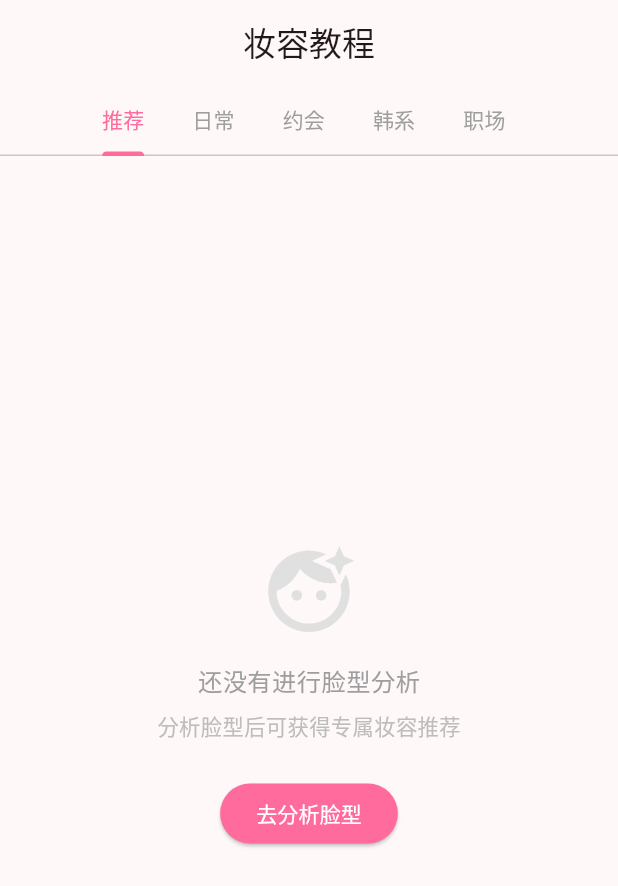
After one commit to Junior-Mandy888/beauty-advisor, a Flutter app: the MakeupTutorialScreen screen opened by its route, on a phone screen of 412 x 824 dp. The commit adds this screen. Shown: the top 886 px of the screen. Run offline on Flutter 3.47's test engine with Material 3 defaults, Android fonts, the phone set to English and light mode, and no system bars; our stand-ins replace cached_network_image, dio, flutter_screenutil, go_router, image_picker, shared_preferences and 1 more; accounts and stored records are empty.

Commit message:
Add makeup tutorial feature with step-by-step guides

```diff
--- /dev/null
+++ b/lib/models/makeup_tutorial.dart
@@ -0,0 +1,119 @@
+import 'package:flutter/foundation.dart';
+
+/// 妆容风格
+enum MakeupStyle {
+  daily,      // 日常妆
+  natural,    // 裸妆
+  office,     // 职场妆
+  date,       // 约会妆
+  party,      // 派对妆
+  wedding,    // 新娘妆
+  korean,     // 韩妆
+  japanese,   // 日妆
+  western,    // 欧美妆
+}
+
+/// 妆容步骤
+class MakeupStep {
+  final int order;
+  final String title;
+  final String description;
+  final String? imageUrl;
+  final String? productRecommendation;
+  final int durationMinutes;
+
+  const MakeupStep({
+    required this.order,
+    required this.title,
+    required this.description,
+    this.imageUrl,
+    this.productRecommendation,
+    this.durationMinutes = 2,
+  });
+
+  factory MakeupStep.fromJson(Map<String, dynamic> json) {
+    return MakeupStep(
+      order: json['order'] as int,
+      title: json['title'] as String,
+      description: json['description'] as String,
+      imageUrl: json['image_url'] as String?,
+      productRecommendation: json['product_recommendation'] as String?,
+      durationMinutes: json['duration_minutes'] as int? ?? 2,
+    );
+  }
+}
+
+/// 妆容教程
+class MakeupTutorial {
+  final String id;
+  final String name;
+  final String description;
+  final String coverImageUrl;
+  final MakeupStyle style;
+  final List<String> suitableFaceShapes;
+  final List<MakeupStep> steps;
+  final int totalDuration;
+  final int difficulty;
+  final List<String> products;
+  final String? videoUrl;
+  final int popularity;
+  final double rating;
+
+  const MakeupTutorial({
+    required this.id,
+    required this.name,
+    required this.description,
+    required this.coverImageUrl,
+    required this.style,
+    this.suitableFaceShapes = const [],
+    this.steps = const [],
+    this.totalDuration = 15,
+    this.difficulty = 2,
+    this.products = const [],
+    this.videoUrl,
+    this.popularity = 0,
+    this.rating = 4.5,
+  });
+
+  bool isSuitableFor(String faceShape) {
+    return suitableFaceShapes.contains(faceShape) ||
+           suitableFaceShapes.contains('all');
+  }
+
+  String get styleName {
+    switch (style) {
+      case MakeupStyle.daily: return '日常妆';
+      case MakeupStyle.natural: return '裸妆';
+      case MakeupStyle.office: return '职场妆';
+      case MakeupStyle.date: return '约会妆';
+      case MakeupStyle.party: return '派对妆';
+      case MakeupStyle.wedding: return '新娘妆';
+      case MakeupStyle.korean: return '韩妆';
+      case MakeupStyle.japanese: return '日妆';
+      case MakeupStyle.western: return '欧美妆';
+    }
+  }
+
+  factory MakeupTutorial.fromJson(Map<String, dynamic> json) {
+    return MakeupTutorial(
+      id: json['id'] as String,
+      name: json['name'] as String,
+      description: json['description'] as String,
+      coverImageUrl: json['cover_image_url'] as String,
+      style: MakeupStyle.values.firstWhere(
+        (s) => s.name == json['style'],
+        orElse: () => MakeupStyle.daily,
+      ),
+      suitableFaceShapes: List<String>.from(json['suitable_face_shapes'] ?? []),
+      steps: (json['steps'] as List?)
+          ?.map((s) => MakeupStep.fromJson(s))
+          .toList() ?? [],
+      totalDuration: json['total_duration'] as int? ?? 15,
+      difficulty: json['difficulty'] as int? ?? 2,
+      products: List<String>.from(json['products'] ?? []),
+      videoUrl: json['video_url'] as String?,
+      popularity: json['popularity'] as int? ?? 0,
+      rating: json['rating'] != null ? (json['rating'] as num).toDouble() : 4.5,
+    );
+  }
+}
--- a/lib/router.dart
+++ b/lib/router.dart
@@ -8,6 +8,7 @@ import 'package:beauty_advisor/screens/wardrobe/wardrobe_screen.dart';
 import 'package:beauty_advisor/screens/onboarding/onboarding_screen.dart';
 import 'package:beauty_advisor/screens/membership/membership_screen.dart';
 import 'package:beauty_advisor/screens/hairstyle/hairstyle_screen.dart';
+import 'package:beauty_advisor/screens/makeup/makeup_tutorial_screen.dart';
 
 final appRouter = GoRouter(
   initialLocation: '/splash',
@@ -43,6 +44,11 @@ final appRouter = GoRouter(
       builder: (context, state) => const HairstyleScreen(),
     ),
     GoRoute(
+      path: '/makeup',
+      name: 'makeup',
+      builder: (context, state) => const MakeupTutorialScreen(),
+    ),
+    GoRoute(
       path: '/recommendation',
       name: 'recommendation',
       builder: (context, state) => const RecommendationScreen(),
--- /dev/null
+++ b/lib/screens/makeup/makeup_tutorial_screen.dart
@@ -0,0 +1,418 @@
+import 'package:flutter/material.dart';
+import 'package:flutter_screenutil/flutter_screenutil.dart';
+import 'package:provider/provider.dart';
+import 'package:cached_network_image/cached_network_image.dart';
+import 'package:beauty_advisor/models/makeup_tutorial.dart';
+import 'package:beauty_advisor/services/makeup_tutorial_service.dart';
+import 'package:beauty_advisor/providers/user_provider.dart';
+import 'package:beauty_advisor/widgets/loading_animation.dart';
+
+/// 妆容教程页面
+class MakeupTutorialScreen extends StatefulWidget {
+  const MakeupTutorialScreen({super.key});
+
+  @override
+  State<MakeupTutorialScreen> createState() => _MakeupTutorialScreenState();
+}
+
+class _MakeupTutorialScreenState extends State<MakeupTutorialScreen> with SingleTickerProviderStateMixin {
+  late TabController _tabController;
+  List<MakeupTutorial> _recommendedTutorials = [];
+  List<MakeupTutorial> _allTutorials = [];
+  bool _isLoading = true;
+  String? _userFaceShape;
+
+  @override
+  void initState() {
+    super.initState();
+    _tabController = TabController(length: 5, vsync: this);
+    _loadData();
+  }
+
+  @override
+  void dispose() {
+    _tabController.dispose();
+    super.dispose();
+  }
+
+  Future<void> _loadData() async {
+    final userProvider = context.read<UserProvider>();
+    _userFaceShape = userProvider.faceShape;
+
+    setState(() => _isLoading = true);
+
+    try {
+      _allTutorials = await MakeupTutorialService().getPopularTutorials();
+
+      if (_userFaceShape != null) {
+        _recommendedTutorials = await MakeupTutorialService().getRecommendedTutorials(_userFaceShape!);
+      }
+    } catch (e) {
+      debugPrint('加载妆容教程失败: $e');
+    }
+
+    setState(() => _isLoading = false);
+  }
+
+  @override
+  Widget build(BuildContext context) {
+    return Scaffold(
+      appBar: AppBar(
+        title: const Text('妆容教程'),
+        bottom: TabBar(
+          controller: _tabController,
+          isScrollable: true,
+          labelColor: const Color(0xFFFF6B9D),
+          unselectedLabelColor: Colors.grey,
+          indicatorColor: const Color(0xFFFF6B9D),
+          tabs: const [
+            Tab(text: '推荐'),
+            Tab(text: '日常'),
+            Tab(text: '约会'),
+            Tab(text: '韩系'),
+            Tab(text: '职场'),
+          ],
+        ),
+      ),
+      body: _isLoading
+          ? const Center(child: BrandLoadingIndicator(size: 32))
+          : TabBarView(
+              controller: _tabController,
+              children: [
+                _buildRecommendedTab(),
+                _buildStyleTab(MakeupStyle.daily),
+                _buildStyleTab(MakeupStyle.date),
+                _buildStyleTab(MakeupStyle.korean),
+                _buildStyleTab(MakeupStyle.office),
+              ],
+            ),
+    );
+  }
+
+  Widget _buildRecommendedTab() {
+    if (_userFaceShape == null) {
+      return _buildNoFaceDataState();
+    }
+
+    if (_recommendedTutorials.isEmpty) {
+      return Center(
+        child: Text('暂无适合您脸型的妆容推荐', style: TextStyle(fontSize: 14.sp, color: Colors.grey[500])),
+      );
+    }
+
+    return ListView.builder(
+      padding: EdgeInsets.all(16.w),
+      itemCount: _recommendedTutorials.length,
+      itemBuilder: (context, index) => _buildTutorialCard(_recommendedTutorials[index]),
+    );
+  }
+
+  Widget _buildStyleTab(MakeupStyle style) {
+    final filtered = _allTutorials.where((t) => t.style == style).toList();
+
+    if (filtered.isEmpty) {
+      return Center(
+        child: Text('暂无该风格妆容', style: TextStyle(fontSize: 14.sp, color: Colors.grey[500])),
+      );
+    }
+
+    return ListView.builder(
+      padding: EdgeInsets.all(16.w),
+      itemCount: filtered.length,
+      itemBuilder: (context, index) => _buildTutorialCard(filtered[index]),
+    );
+  }
+
+  Widget _buildTutorialCard(MakeupTutorial tutorial) {
+    return GestureDetector(
+      onTap: () => _showTutorialDetail(tutorial),
+      child: Container(
+        margin: EdgeInsets.only(bottom: 16.h),
+        decoration: BoxDecoration(
+          color: Colors.white,
+          borderRadius: BorderRadius.circular(12.r),
+          boxShadow: [
+            BoxShadow(
+              color: Colors.black.withOpacity(0.05),
+              blurRadius: 10,
+              offset: const Offset(0, 2),
+            ),
+          ],
+        ),
+        child: Column(
+          crossAxisAlignment: CrossAxisAlignment.start,
+          children: [
+            // 封面图
+            ClipRRect(
+              borderRadius: BorderRadius.vertical(top: Radius.circular(12.r)),
+              child: Container(
+                height: 160.h,
+                width: double.infinity,
+                color: Colors.grey[200],
+                child: tutorial.coverImageUrl.startsWith('http')
+                    ? CachedNetworkImage(
+                        imageUrl: tutorial.coverImageUrl,
+                        fit: BoxFit.cover,
+                        placeholder: (_, __) => const Center(child: CircularProgressIndicator(strokeWidth: 2)),
+                        errorWidget: (_, __, ___) => _buildPlaceholderImage(tutorial),
+                      )
+                    : _buildPlaceholderImage(tutorial),
+              ),
+            ),
+            // 信息
+            Padding(
+              padding: EdgeInsets.all(16.w),
+              child: Column(
+                crossAxisAlignment: CrossAxisAlignment.start,
+                children: [
+                  Row(
+                    children: [
+                      Container(
+                        padding: EdgeInsets.symmetric(horizontal: 8.w, vertical: 4.h),
+                        decoration: BoxDecoration(
+                          color: const Color(0xFFFF6B9D).withOpacity(0.1),
+                          borderRadius: BorderRadius.circular(4.r),
+                        ),
+                        child: Text(tutorial.styleName, style: TextStyle(fontSize: 12.sp, color: const Color(0xFFFF6B9D))),
+                      ),
+                      SizedBox(width: 8.w),
+                      Icon(Icons.access_time, size: 14.sp, color: Colors.grey[500]),
+                      SizedBox(width: 4.w),
+                      Text('${tutorial.totalDuration}分钟', style: TextStyle(fontSize: 12.sp, color: Colors.grey[500])),
+                      const Spacer(),
+                      Icon(Icons.star, size: 14.sp, color: Colors.amber),
+                      SizedBox(width: 4.w),
+                      Text(tutorial.rating.toString(), style: TextStyle(fontSize: 12.sp, color: Colors.grey[600])),
+                    ],
+                  ),
+                  SizedBox(height: 12.h),
+                  Text(tutorial.name, style: TextStyle(fontSize: 18.sp, fontWeight: FontWeight.bold)),
+                  SizedBox(height: 8.h),
+                  Text(
+                    tutorial.description,
+                    style: TextStyle(fontSize: 14.sp, color: Colors.grey[600]),
+                    maxLines: 2,
+                    overflow: TextOverflow.ellipsis,
+                  ),
+                  SizedBox(height: 12.h),
+                  Row(
+                    children: [
+                      Icon(Icons.face, size: 16.sp, color: Colors.grey[400]),
+                      SizedBox(width: 4.w),
+                      Text(
+                        '适合: ${tutorial.suitableFaceShapes.take(3).join('、')}',
+                        style: TextStyle(fontSize: 12.sp, color: Colors.grey[500]),
+                      ),
+                    ],
+                  ),
+                ],
+              ),
+            ),
+          ],
+        ),
+      ),
+    );
+  }
+
+  Widget _buildPlaceholderImage(MakeupTutorial tutorial) {
+    return Container(
+      color: const Color(0xFFFF6B9D).withOpacity(0.1),
+      child: Center(
+        child: Icon(Icons.brush, size: 48.sp, color: const Color(0xFFFF6B9D)),
+      ),
+    );
+  }
+
+  Widget _buildNoFaceDataState() {
+    return Center(
+      child: Padding(
+        padding: EdgeInsets.all(32.w),
+        child: Column(
+          mainAxisAlignment: MainAxisAlignment.center,
+          children: [
+            Icon(Icons.face_retouching_natural, size: 64.sp, color: Colors.grey[300]),
+            SizedBox(height: 16.h),
+            Text('还没有进行脸型分析', style: TextStyle(fontSize: 16.sp, color: Colors.grey[500])),
+            SizedBox(height: 8.h),
+            Text('分析脸型后可获得专属妆容推荐', style: TextStyle(fontSize: 14.sp, color: Colors.grey[400])),
+            SizedBox(height: 24.h),
+            ElevatedButton(
+              onPressed: () => Navigator.pushNamed(context, '/face-analysis'),
+              style: ElevatedButton.styleFrom(
+                backgroundColor: const Color(0xFFFF6B9D),
+                foregroundColor: Colors.white,
+                shape: RoundedRectangleBorder(borderRadius: BorderRadius.circular(24.r)),
+              ),
+              child: const Text('去分析脸型'),
+            ),
+          ],
+        ),
+      ),
+    );
+  }
+
+  void _showTutorialDetail(MakeupTutorial tutorial) {
+    Navigator.push(
+      context,
+      MaterialPageRoute(
+        builder: (context) => _TutorialDetailPage(tutorial: tutorial),
+      ),
+    );
+  }
+}
+
+/// 教程详情页面
+class _TutorialDetailPage extends StatelessWidget {
+  final MakeupTutorial tutorial;
+
+  const _TutorialDetailPage({required this.tutorial});
+
+  @override
+  Widget build(BuildContext context) {
+    return Scaffold(
+      appBar: AppBar(
+        title: Text(tutorial.name),
+      ),
+      body: SingleChildScrollView(
+        padding: EdgeInsets.all(16.w),
+        child: Column(
+          crossAxisAlignment: CrossAxisAlignment.start,
+          children: [
+            // 描述
+            Container(
+              padding: EdgeInsets.all(16.w),
+              decoration: BoxDecoration(
+                color: const Color(0xFFFF6B9D).withOpacity(0.1),
+                borderRadius: BorderRadius.circular(12.r),
+              ),
+              child: Column(
+                crossAxisAlignment: CrossAxisAlignment.start,
+                children: [
+                  Row(
+                    children: [
+                      Icon(Icons.info_outline, size: 20.sp, color: const Color(0xFFFF6B9D)),
+                      SizedBox(width: 8.w),
+                      Text('妆容简介', style: TextStyle(fontSize: 16.sp, fontWeight: FontWeight.bold)),
+                    ],
+                  ),
+                  SizedBox(height: 12.h),
+                  Text(tutorial.description, style: TextStyle(fontSize: 14.sp, height: 1.5)),
+                  SizedBox(height: 12.h),
+                  Row(
+                    children: [
+                      _buildInfoChip(Icons.access_time, '${tutorial.totalDuration}分钟'),
+                      SizedBox(width: 12.w),
+                      _buildInfoChip(Icons.star, tutorial.rating.toString()),
+                      SizedBox(width: 12.w),
+                      _buildInfoChip(Icons.face, tutorial.styleName),
+                    ],
+                  ),
+                ],
+              ),
+            ),
+            SizedBox(height: 24.h),
+
+            // 步骤
+            Text('化妆步骤', style: TextStyle(fontSize: 18.sp, fontWeight: FontWeight.bold)),
+            SizedBox(height: 16.h),
+            ...tutorial.steps.asMap().entries.map((entry) {
+              final step = entry.value;
+              return _buildStepCard(entry.key + 1, step);
+            }),
+            SizedBox(height: 24.h),
+
+            // 所需产品
+            Text('所需产品', style: TextStyle(fontSize: 18.sp, fontWeight: FontWeight.bold)),
+            SizedBox(height: 12.h),
+            Wrap(
+              spacing: 8.w,
+              runSpacing: 8.h,
+              children: tutorial.products.map((product) => Container(
+                padding: EdgeInsets.symmetric(horizontal: 12.w, vertical: 8.h),
+                decoration: BoxDecoration(
+                  color: Colors.grey[100],
+                  borderRadius: BorderRadius.circular(8.r),
+                ),
+                child: Text(product, style: TextStyle(fontSize: 14.sp)),
+              )).toList(),
+            ),
+          ],
+        ),
+      ),
+    );
+  }
+
+  Widget _buildInfoChip(IconData icon, String label) {
+    return Row(
+      mainAxisSize: MainAxisSize.min,
+      children: [
+        Icon(icon, size: 16.sp, color: const Color(0xFFFF6B9D)),
+        SizedBox(width: 4.w),
+        Text(label, style: TextStyle(fontSize: 12.sp, color: Colors.grey[700])),
+      ],
+    );
+  }
+
+  Widget _buildStepCard(int index, MakeupStep step) {
+    return Container(
+      margin: EdgeInsets.only(bottom: 12.h),
+      padding: EdgeInsets.all(16.w),
+      decoration: BoxDecoration(
+        color: Colors.white,
+        borderRadius: BorderRadius.circular(12.r),
+        border: Border.all(color: Colors.grey[200]!),
+      ),
+      child: Row(
+        crossAxisAlignment: CrossAxisAlignment.start,
+        children: [
+          Container(
+            width: 32.w,
+            height: 32.w,
+            decoration: BoxDecoration(
+              color: const Color(0xFFFF6B9D),
+              borderRadius: BorderRadius.circular(16.r),
+            ),
+            child: Center(
+              child: Text('$index', style: TextStyle(fontSize: 14.sp, color: Colors.white, fontWeight: FontWeight.bold)),
+            ),
+          ),
+          SizedBox(width: 12.w),
+          Expanded(
+            child: Column(
+              crossAxisAlignment: CrossAxisAlignment.start,
+              children: [
+                Row(
+                  children: [
+                    Text(step.title, style: TextStyle(fontSize: 16.sp, fontWeight: FontWeight.w600)),
+                    const Spacer(),
+                    Text('${step.durationMinutes}分钟', style: TextStyle(fontSize: 12.sp, color: Colors.grey[500])),
+                  ],
+                ),
+                SizedBox(height: 8.h),
+                Text(step.description, style: TextStyle(fontSize: 14.sp, color: Colors.grey[600], height: 1.5)),
+                if (step.productRecommendation != null) ...[
+                  SizedBox(height: 8.h),
+                  Container(
+                    padding: EdgeInsets.symmetric(horizontal: 8.w, vertical: 4.h),
+                    decoration: BoxDecoration(
+                      color: const Color(0xFF6B9DFF).withOpacity(0.1),
+                      borderRadius: BorderRadius.circular(4.r),
+                    ),
+                    child: Row(
+                      mainAxisSize: MainAxisSize.min,
+                      children: [
+                        Icon(Icons.shopping_bag_outlined, size: 14.sp, color: const Color(0xFF6B9DFF)),
+                        SizedBox(width: 4.w),
+                        Text('推荐: ${step.productRecommendation}', style: TextStyle(fontSize: 12.sp, color: const Color(0xFF6B9DFF))),
+                      ],
+                    ),
+                  ),
+                ],
+              ],
+            ),
+          ),
+        ],
+      ),
+    );
+  }
+}
--- /dev/null
+++ b/lib/services/makeup_tutorial_service.dart
@@ -0,0 +1,170 @@
+import 'package:flutter/foundation.dart';
+import 'package:beauty_advisor/models/makeup_tutorial.dart';
+
+/// 妆容教程服务
+class MakeupTutorialService {
+  static final MakeupTutorialService _instance = MakeupTutorialService._internal();
+  factory MakeupTutorialService() => _instance;
+  MakeupTutorialService._internal();
+
+  /// 根据脸型获取推荐妆容
+  Future<List<MakeupTutorial>> getRecommendedTutorials(String faceShape) async {
+    await Future.delayed(const Duration(milliseconds: 500));
+
+    final allTutorials = _getMockTutorials();
+    return allTutorials
+        .where((t) => t.isSuitableFor(faceShape))
+        .toList()
+      ..sort((a, b) => b.popularity.compareTo(a.popularity));
+  }
+
+  /// 获取热门妆容
+  Future<List<MakeupTutorial>> getPopularTutorials({int limit = 10}) async {
+    await Future.delayed(const Duration(milliseconds: 300));
+
+    return _getMockTutorials()..sort((a, b) => b.popularity.compareTo(a.popularity));
+  }
+
+  /// 按风格获取妆容
+  Future<List<MakeupTutorial>> getTutorialsByStyle(MakeupStyle style) async {
+    await Future.delayed(const Duration(milliseconds: 300));
+
+    return _getMockTutorials().where((t) => t.style == style).toList();
+  }
+
+  /// 模拟妆容教程数据
+  List<MakeupTutorial> _getMockTutorials() {
+    return [
+      // 日常妆
+      MakeupTutorial(
+        id: 'm001',
+        name: '5分钟快速日常妆',
+        description: '简单易学的日常妆容，适合上班、上学，自然清新',
+        coverImageUrl: 'https://example.com/makeup1.jpg',
+        style: MakeupStyle.daily,
+        suitableFaceShapes: ['圆脸', '方脸', '长脸', '鹅蛋脸', '瓜子脸', '心形脸'],
+        steps: [
+          const MakeupStep(order: 1, title: '妆前保湿', description: '涂抹保湿乳液，等待吸收', durationMinutes: 2),
+          const MakeupStep(order: 2, title: '隔离防晒', description: '均匀涂抹隔离霜，注意鼻翼和眼角', productRecommendation: '隔离霜', durationMinutes: 1),
+          const MakeupStep(order: 3, title: '粉底打底', description: '用美妆蛋轻拍粉底，打造自然底妆', productRecommendation: '粉底液', durationMinutes: 3),
+          const MakeupStep(order: 4, title: '眉毛定型', description: '用眉笔填补空缺，眉头要淡', productRecommendation: '眉笔', durationMinutes: 2),
+          const MakeupStep(order: 5, title: '眼影晕染', description: '浅色打底，深色加深眼尾', productRecommendation: '大地色眼影盘', durationMinutes: 3),
+          const MakeupStep(order: 6, title: '口红点缀', description: '选择日常色号，薄涂即可', productRecommendation: '豆沙色口红', durationMinutes: 1),
+        ],
+        totalDuration: 12,
+        difficulty: 1,
+        products: ['隔离霜', '粉底液', '眉笔', '眼影盘', '口红'],
+        popularity: 1560,
+        rating: 4.8,
+      ),
+
+      // 裸妆
+      MakeupTutorial(
+        id: 'm002',
+        name: '伪素颜裸妆',
+        description: '看不出化妆的精致感，打造天生好皮肤',
+        coverImageUrl: 'https://example.com/makeup2.jpg',
+        style: MakeupStyle.natural,
+        suitableFaceShapes: ['圆脸', '方脸', '长脸', '鹅蛋脸', '瓜子脸', '心形脸'],
+        steps: [
+          const MakeupStep(order: 1, title: '护肤打底', description: '充分保湿，让皮肤状态最佳'),
+          const MakeupStep(order: 2, title: '遮瑕处理', description: '只遮黑眼圈和痘印，保留皮肤质感', productRecommendation: '遮瑕膏'),
+          const MakeupStep(order: 3, title: '散粉定妆', description: '轻扫散粉，保持哑光质感', productRecommendation: '透明散粉'),
+          const MakeupStep(order: 4, title: '自然眉形', description: '顺着眉毛生长方向，画出自然眉形'),
+          const MakeupStep(order: 5, title: '润唇打底', description: '选择接近唇色的润唇膏', productRecommendation: '润唇膏'),
+        ],
+        totalDuration: 8,
+        difficulty: 1,
+        products: ['遮瑕膏', '透明散粉', '眉笔', '润唇膏'],
+        popularity: 1230,
+        rating: 4.7,
+      ),
+
+      // 约会妆
+      MakeupTutorial(
+        id: 'm003',
+        name: '甜美约会妆',
+        description: '温柔甜美的约会妆容，让你成为焦点',
+        coverImageUrl: 'https://example.com/makeup3.jpg',
+        style: MakeupStyle.date,
+        suitableFaceShapes: ['圆脸', '鹅蛋脸', '瓜子脸', '心形脸'],
+        steps: [
+          const MakeupStep(order: 1, title: '底妆打造', description: '打造水光感底妆，轻薄透亮'),
+          const MakeupStep(order: 2, title: '腮红位置', description: '腮红打在苹果肌，增添少女感', productRecommendation: '粉色腮红'),
+          const MakeupStep(order: 3, title: '眼妆重点', description: '眼头提亮，眼尾拉长，放大双眼', productRecommendation: '眼影盘+眼线笔'),
+          const MakeupStep(order: 4, title: '睫毛卷翘', description: '夹翘睫毛，刷上睫毛膏', productRecommendation: '睫毛夹+睫毛膏'),
+          const MakeupStep(order: 5, title: '唇妆选择', description: '选择显白粉色系口红', productRecommendation: '蜜桃色口红'),
+        ],
+        totalDuration: 15,
+        difficulty: 2,
+        products: ['粉底液', '腮红', '眼影盘', '眼线笔', '睫毛膏', '口红'],
+        popularity: 1890,
+        rating: 4.9,
+      ),
+
+      // 韩妆
+      MakeupTutorial(
+        id: 'm004',
+        name: '韩系清透妆容',
+        description: '韩剧女主同款妆容，水光肌+一字眉',
+        coverImageUrl: 'https://example.com/makeup4.jpg',
+        style: MakeupStyle.korean,
+        suitableFaceShapes: ['圆脸', '方脸', '鹅蛋脸'],
+        steps: [
+          const MakeupStep(order: 1, title: '水光底妆', description: '使用水光粉底，打造光泽肌', productRecommendation: '水光粉底液'),
+          const MakeupStep(order: 2, title: '一字眉形', description: '韩系一字眉，眉尾自然下垂', productRecommendation: '眉笔'),
+          const MakeupStep(order: 3, title: '卧蚕眼妆', description: '画卧蚕，增添无辜感', productRecommendation: '卧蚕笔'),
+          const MakeupStep(order: 4, title: '渐变唇妆', description: '咬唇妆效果，唇部中央深', productRecommendation: '染唇液'),
+        ],
+        totalDuration: 12,
+        difficulty: 2,
+        products: ['水光粉底液', '眉笔', '卧蚕笔', '染唇液'],
+        popularity: 1450,
+        rating: 4.6,
+      ),
+
+      // 职场妆
+      MakeupTutorial(
+        id: 'm005',
+        name: '干练职场妆',
+        description: '专业不失女人味的职场妆容',
+        coverImageUrl: 'https://example.com/makeup5.jpg',
+        style: MakeupStyle.office,
+        suitableFaceShapes: ['圆脸', '方脸', '长脸', '鹅蛋脸'],
+        steps: [
+          const MakeupStep(order: 1, title: '干净底妆', description: '哑光底妆，显得专业干练'),
+          const MakeupStep(order: 2, title: '自然眉形', description: '眉形清晰但不过于锋利'),
+          const MakeupStep(order: 3, title: '大地色眼妆', description: '大地色系，低调有神'),
+          const MakeupStep(order: 4, title: '职场唇色', description: '选择低调的豆沙色或正红色'),
+        ],
+        totalDuration: 10,
+        difficulty: 2,
+        products: ['哑光粉底', '眉笔', '大地色眼影', '口红'],
+        popularity: 980,
+        rating: 4.5,
+      ),
+
+      // 派对妆
+      MakeupTutorial(
+        id: 'm006',
+        name: '闪亮派对妆',
+        description: '适合夜店、派对的闪亮妆容',
+        coverImageUrl: 'https://example.com/makeup6.jpg',
+        style: MakeupStyle.party,
+        suitableFaceShapes: ['鹅蛋脸', '瓜子脸', '心形脸'],
+        steps: [
+          const MakeupStep(order: 1, title: '持久底妆', description: '选择持久型粉底，防止脱妆'),
+          const MakeupStep(order: 2, title: '闪片眼妆', description: '加入闪片，灯光下闪闪发光', productRecommendation: '闪片眼影'),
+          const MakeupStep(order: 3, title: '猫眼眼线', description: '上扬眼线，增添魅惑感', productRecommendation: '眼线液笔'),
+          const MakeupStep(order: 4, title: '浓密睫毛', description: '贴假睫毛或刷浓密型睫毛膏'),
+          const MakeupStep(order: 5, title: '个性唇妆', description: '选择亮眼的唇色'),
+        ],
+        totalDuration: 20,
+        difficulty: 3,
+        products: ['持久粉底', '闪片眼影', '眼线液笔', '假睫毛', '口红'],
+        popularity: 756,
+        rating: 4.4,
+      ),
+    ];
+  }
+}
```
